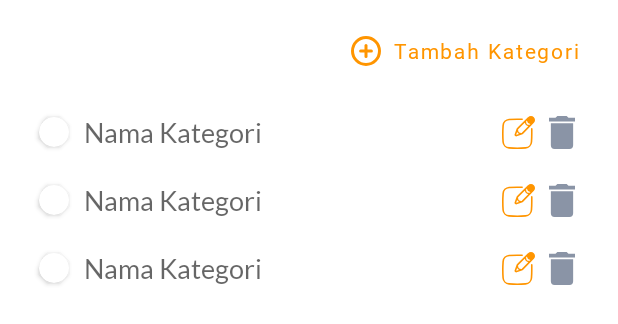
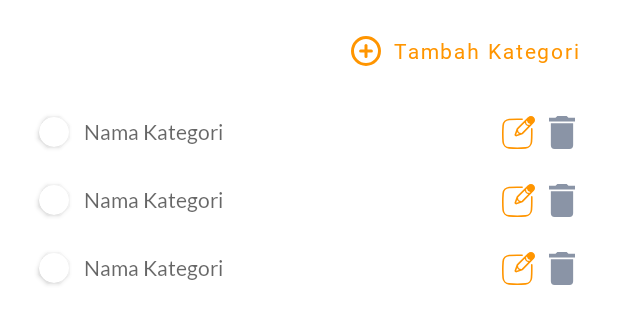
Before and after one commit to arthara/SimplePOS-android, an Android app: the layout subfragment_inventory_category.xml on its own in the app's theme, with its tools: preview values and no code run, on a phone screen of 412 x 824 dp. Shown: the top 324 px of the screen. Run offline under Robolectric (Android 15) with nearby library versions, the phone set to English and light mode, and no system bars; network calls fail; Roboto replaces fonts that are not available here.

Commit message:
Penambahan fitur autosize text (#50)

```diff
--- a/app/src/main/res/layout/item_inventory_category.xml
+++ b/app/src/main/res/layout/item_inventory_category.xml
@@ -40,7 +40,10 @@
             android:layout_marginHorizontal="10dp"
             android:text="@{category.name}"
             android:textColor="@color/black"
-            android:textSize="18sp"
+            app:autoSizeTextType="uniform"
+            app:autoSizeMinTextSize="10sp"
+            app:autoSizeMaxTextSize="18sp"
+            app:autoSizeStepGranularity="2sp"
             app:layout_constraintBottom_toBottomOf="parent"
             app:layout_constraintEnd_toStartOf="@+id/editCategoryBtn"
             app:layout_constraintHorizontal_bias="0.05"
```
